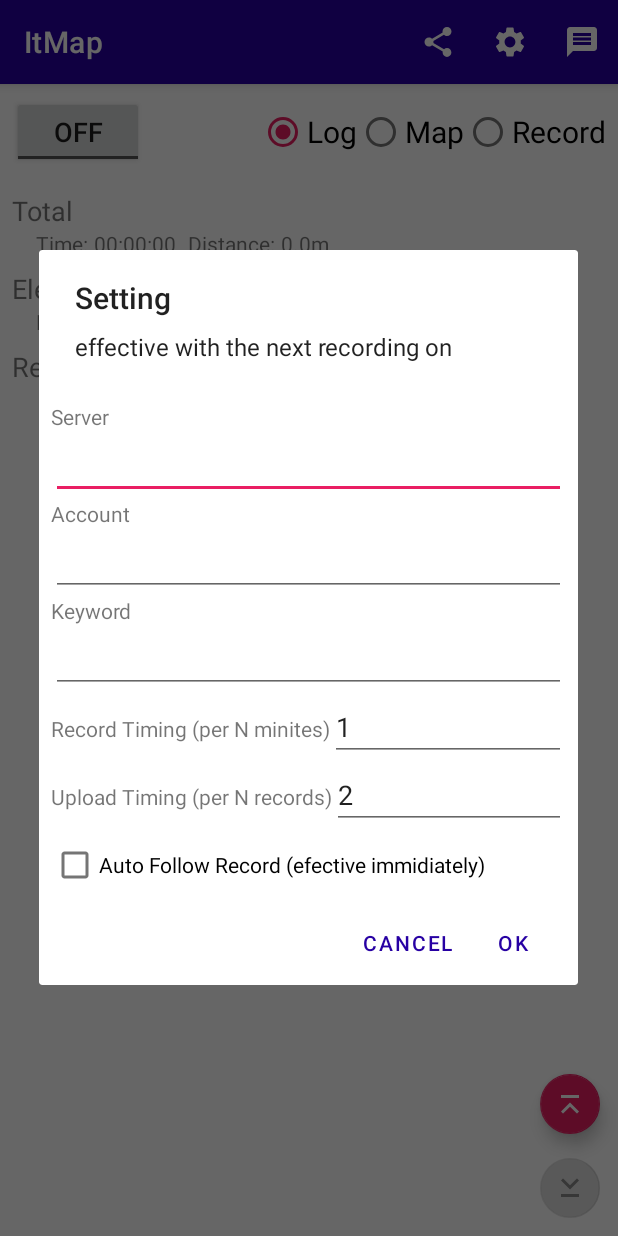
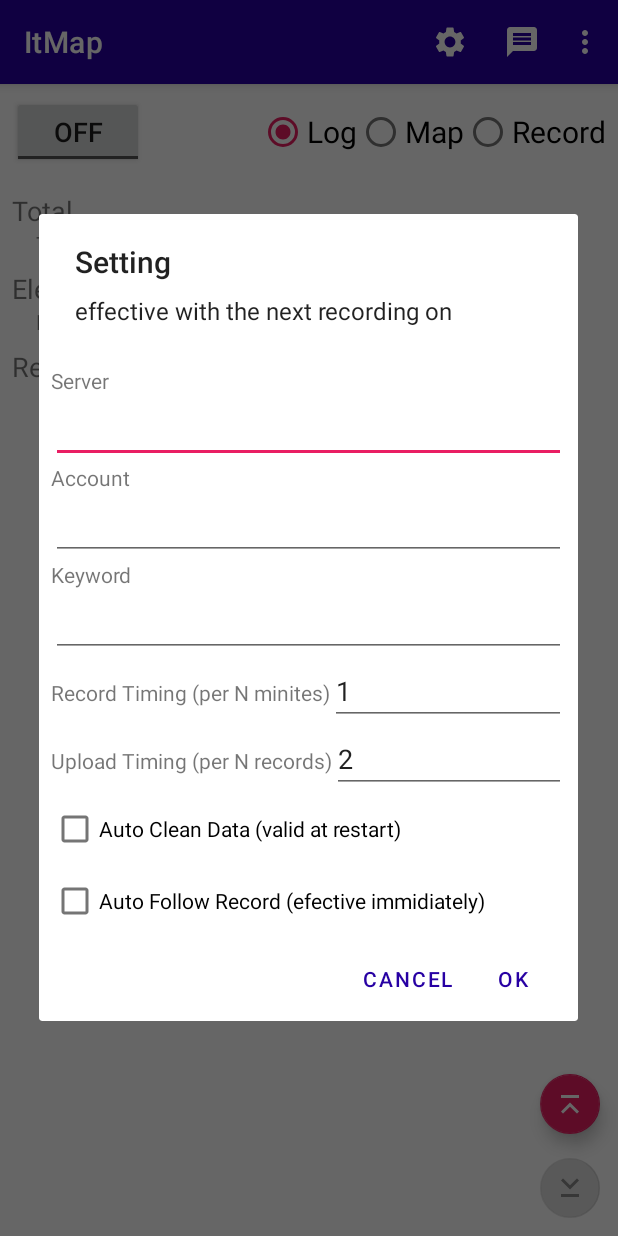
Before and after one commit to takinoue/ItMap, an Android app: the fragment FragmentRecord placed in its activity, after a tap on "Setting", on a phone screen of 412 x 824 dp. Run offline under Robolectric (Android 15) with nearby library versions, the phone set to English and light mode, and no system bars; libraries missing offline, so code that uses them is left out: io.realm, io.realm.log; 11 statements that could not run were skipped.

```diff
--- a/app/build.gradle
+++ b/app/build.gradle
@@ -1,6 +1,5 @@
 apply plugin: 'com.android.application'
 apply plugin: 'kotlin-android'
-apply plugin: 'kotlin-android-extensions'
 
 apply plugin: 'kotlin-kapt'
 apply plugin: 'realm-android'
--- a/app/src/main/java/cc/atte/itmap/AppMain.kt
+++ b/app/src/main/java/cc/atte/itmap/AppMain.kt
@@ -22,17 +22,17 @@ class AppMain: Application() {
 
         Realm.init(this)
 
+        if (Preference.getBoolean(DialogSetting.KEY_AUTO_CLEAN_DATA)) {
             val now = System.currentTimeMillis()
             val yesterday = now / 1000.0 - 60 * 60 * 24
-
             realmExecute { realm ->
                 realm.delete(LogModel::class.java)
                 realm.where(RecordModel::class.java)
                     .lessThanOrEqualTo("timestamp", yesterday)
                     .findAll().deleteAllFromRealm()
             }
-
             LogModel.append("old logs and records deleted.")
+        }
     }
 
     // Utilities
--- a/app/src/main/java/cc/atte/itmap/DialogSetting.kt
+++ b/app/src/main/java/cc/atte/itmap/DialogSetting.kt
@@ -15,6 +15,7 @@ class DialogSetting: DialogFragment() {
         const val KEY_KEYWORD = "keyword"
         const val KEY_RECORD_TIMING = "record_timing"
         const val KEY_UPLOAD_TIMING = "upload_timing"
+        const val KEY_AUTO_CLEAN_DATA = "auto_clean_data"
         const val KEY_AUTO_FOLLOW_RECORD = "auto_follow_record"
     }
 
@@ -39,8 +40,10 @@ class DialogSetting: DialogFragment() {
         binding.settingRecordTiming.setText(recordTiming.toString())
         val uploadTiming = AppMain.Preference.getInt(KEY_UPLOAD_TIMING, 2)
         binding.settingUploadTiming.setText(uploadTiming.toString())
-        val autoTopRecord = AppMain.Preference.getBoolean(KEY_AUTO_FOLLOW_RECORD)
-        binding.settingAutoFollowRecord.isChecked = autoTopRecord
+        val autoCleanData = AppMain.Preference.getBoolean(KEY_AUTO_CLEAN_DATA)
+        binding.settingAutoCleanData.isChecked = autoCleanData
+        val autoFollowRecord = AppMain.Preference.getBoolean(KEY_AUTO_FOLLOW_RECORD)
+        binding.settingAutoFollowRecord.isChecked = autoFollowRecord
 
         builder.setView(binding.root)
             .setTitle("Setting")
@@ -65,9 +68,12 @@ class DialogSetting: DialogFragment() {
                 val newUploadTiming = binding.settingUploadTiming.text.toString().toInt()
                 if (uploadTiming != newUploadTiming && 2 <= newUploadTiming)
                     AppMain.Preference.putInt(KEY_UPLOAD_TIMING, newUploadTiming)
-                val newAutoTopRecord = binding.settingAutoFollowRecord.isChecked
-                if (autoTopRecord != newAutoTopRecord)
-                    AppMain.Preference.putBoolean(KEY_AUTO_FOLLOW_RECORD, newAutoTopRecord)
+                val newAutoCleanData = binding.settingAutoCleanData.isChecked
+                if (autoCleanData != newAutoCleanData)
+                    AppMain.Preference.putBoolean(KEY_AUTO_CLEAN_DATA, newAutoCleanData)
+                val newAutoFollowRecord = binding.settingAutoFollowRecord.isChecked
+                if (autoFollowRecord != newAutoFollowRecord)
+                    AppMain.Preference.putBoolean(KEY_AUTO_FOLLOW_RECORD, newAutoFollowRecord)
             }
             .setNegativeButton("CANCEL") { _, _ -> }
 
--- a/app/src/main/res/drawable/ic_our_share.xml
+++ /dev/null
@@ -1,10 +0,0 @@
-<vector xmlns:android="http://schemas.android.com/apk/res/android"
-    android:width="24dp"
-    android:height="24dp"
-    android:viewportWidth="24"
-    android:viewportHeight="24"
-    android:tint="?attr/colorControlNormal">
-  <path
-      android:fillColor="@android:color/white"
-      android:pathData="M18,16.08c-0.76,0 -1.44,0.3 -1.96,0.77L8.91,12.7c0.05,-0.23 0.09,-0.46 0.09,-0.7s-0.04,-0.47 -0.09,-0.7l7.05,-4.11c0.54,0.5 1.25,0.81 2.04,0.81 1.66,0 3,-1.34 3,-3s-1.34,-3 -3,-3 -3,1.34 -3,3c0,0.24 0.04,0.47 0.09,0.7L8.04,9.81C7.5,9.31 6.79,9 6,9c-1.66,0 -3,1.34 -3,3s1.34,3 3,3c0.79,0 1.5,-0.31 2.04,-0.81l7.12,4.16c-0.05,0.21 -0.08,0.43 -0.08,0.65 0,1.61 1.31,2.92 2.92,2.92 1.61,0 2.92,-1.31 2.92,-2.92s-1.31,-2.92 -2.92,-2.92z"/>
-</vector>
--- a/app/src/main/res/layout/dialog_setting.xml
+++ b/app/src/main/res/layout/dialog_setting.xml
@@ -81,6 +81,12 @@
     </LinearLayout>
 
     <CheckBox
+        android:id="@+id/settingAutoCleanData"
+        android:layout_width="match_parent"
+        android:layout_height="wrap_content"
+        android:text="Auto Clean Data (valid at restart)" />
+
+    <CheckBox
         android:id="@+id/settingAutoFollowRecord"
         android:layout_width="match_parent"
         android:layout_height="wrap_content"
--- a/app/src/main/res/menu/option.xml
+++ b/app/src/main/res/menu/option.xml
@@ -2,11 +2,6 @@
 <menu xmlns:app="http://schemas.android.com/apk/res-auto"
     xmlns:android="http://schemas.android.com/apk/res/android">
 
-    <item
-        android:id="@+id/optionShare"
-        android:icon="@drawable/ic_our_share"
-        android:title="Share"
-        app:showAsAction="always" />
     <item
         android:id="@+id/optionSetting"
         android:icon="@drawable/ic_our_setting"
@@ -17,4 +12,24 @@
         android:icon="@drawable/ic_our_message"
         android:title="Message"
         app:showAsAction="always" />
+    <item android:title="Share">
+        <menu>
+            <item
+                android:id="@+id/optionShareUrl"
+                android:title="Share URL" />
+            <item
+                android:id="@+id/optionShareRecord"
+                android:title="Share Record" />
+        </menu>
+    </item>
+    <item android:title="Delete">
+        <menu>
+            <item
+                android:id="@+id/optionDeleteLog"
+                android:title="Delete Log" />
+            <item
+                android:id="@+id/optionDeleteRecord"
+                android:title="Delete Record" />
+        </menu>
+    </item>
 </menu>
--- a/build.gradle
+++ b/build.gradle
@@ -1,6 +1,6 @@
 // Top-level build file where you can add configuration options common to all sub-projects/modules.
 buildscript {
-    ext.kotlin_version = "1.4.10"
+    ext.kotlin_version = "1.4.20"
     repositories {
         google()
         jcenter()
```
Also changed, not shown: app/src/main/java/cc/atte/itmap/ActMain.kt (+32 -5 lines). Lines whose indentation alone changed are shown as unchanged.
